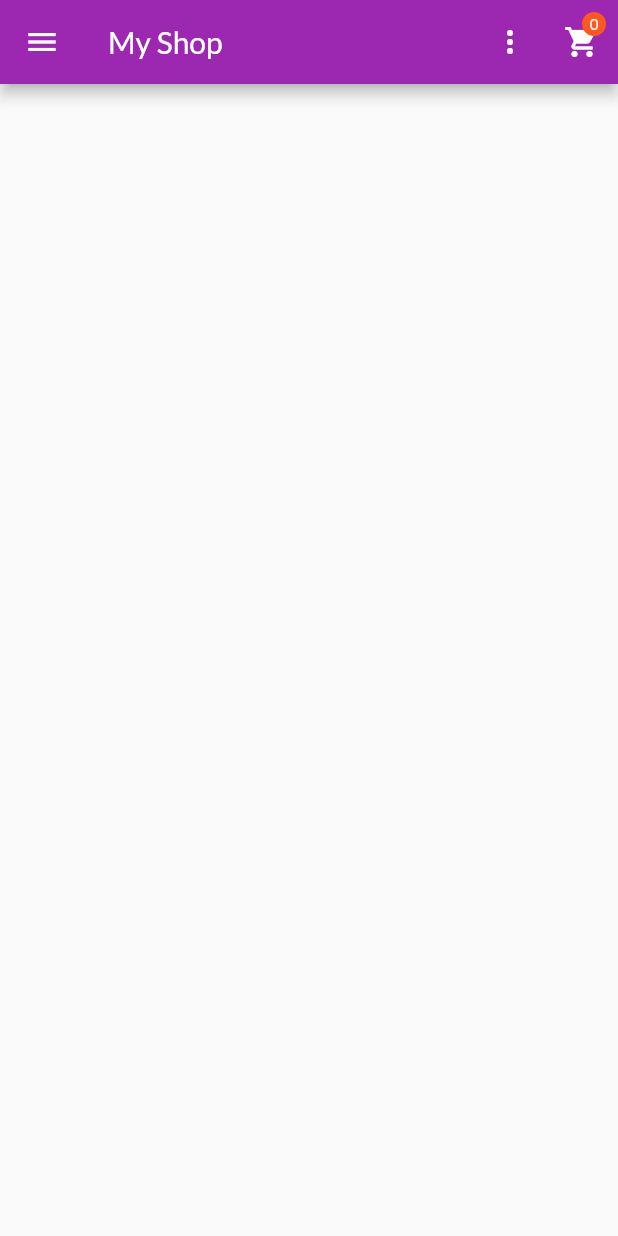
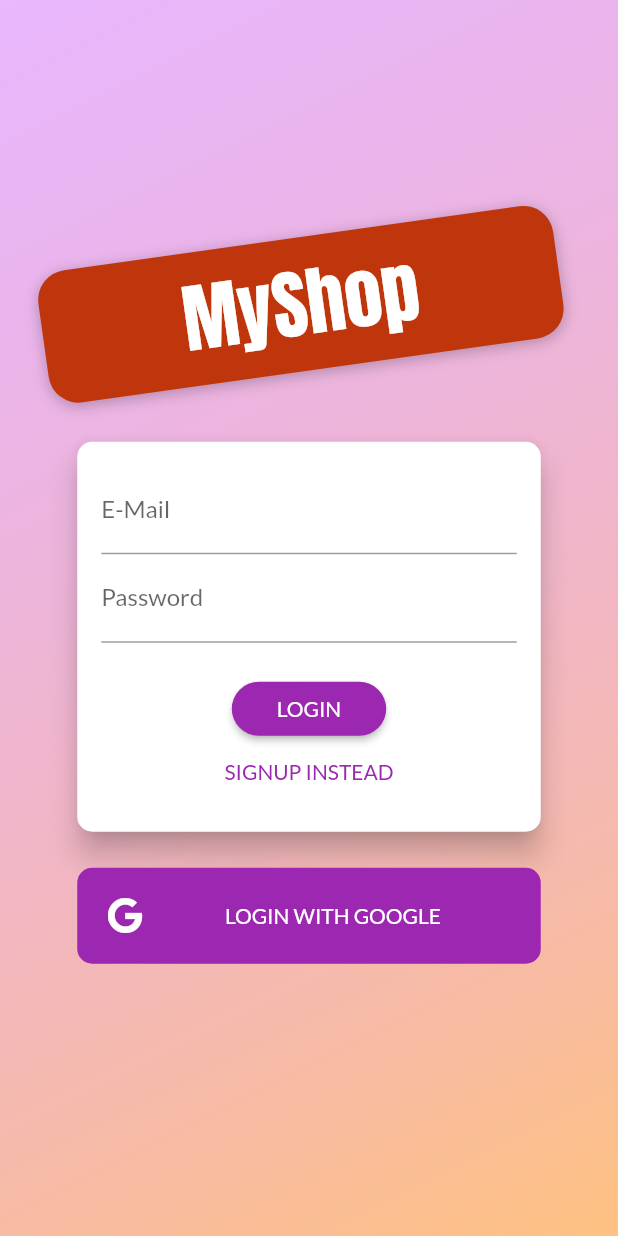
Before and after one commit to epiphanatic/flutter-shop-demo, a Flutter app: the screen it shows after launch, on a phone screen of 412 x 824 dp. Run offline on Flutter 3.47's test engine with Material 2 defaults, Android fonts, the light colour scheme and no system bars; our stand-ins replace cloud_firestore, firebase_auth, font_awesome_flutter, google_sign_in, rxdart; accounts and stored records are empty.

Commit message:
added sign in and auth for text and google

```diff
--- a/lib/main.dart
+++ b/lib/main.dart
@@ -7,9 +7,11 @@
 import './providers/products.dart';
 import './providers/cart.dart';
 import './providers/orders.dart';
+import './providers/auth.dart';
 import './screens/orders_screen.dart';
 import './screens/user_products_screen.dart';
 import './screens/edit_product_screen.dart';
+import './screens/auth_screen.dart';
 import './helpers/custom_route.dart';
 
 void main() => runApp(MyApp());
@@ -19,6 +21,9 @@
   Widget build(BuildContext context) {
     return MultiProvider(
       providers: [
+        ChangeNotifierProvider.value(
+          value: Auth(),
+        ),
         ChangeNotifierProvider.value(
           value: Products(),
         ),
@@ -44,8 +49,9 @@
               },
             ),
           ),
-          home: ProductsOverviewScreen(),
+          home: AuthScreen(),
           routes: {
+            AuthScreen.routeName: (ctx) => AuthScreen(),
             ProductDetailScreen.routeName: (ctx) => ProductDetailScreen(),
             CartScreen.routeName: (ctx) => CartScreen(),
             OrdersScreen.routeName: (ctx) => OrdersScreen(),
--- /dev/null
+++ b/lib/screens/auth_screen.dart
@@ -0,0 +1,313 @@
+import 'dart:math';
+
+import 'package:flutter/material.dart';
+import 'package:flutter/services.dart';
+import 'package:provider/provider.dart';
+import 'package:font_awesome_flutter/font_awesome_flutter.dart';
+import '../widgets/adaptive_flat_button.dart';
+import '../providers/auth.dart';
+
+enum AuthMode { Signup, Login }
+
+class AuthScreen extends StatelessWidget {
+  static const routeName = '/auth';
+
+  Future<void> _googleSignin(BuildContext context) async {
+    try {
+      await Provider.of<Auth>(context, listen: false).googleSignIn();
+    } on PlatformException catch (error) {
+      // String errorMessage = error.message;
+      // _showErrorDialog(errorMessage);
+      print('goolge sign in error ${error.message}');
+    } catch (error) {
+      // const errorMessage = 'Could not authenticate. Please try again later.';
+      // _showErrorDialog(errorMessage);
+      print('goolge sign in error ${error.message}');
+    }
+  }
+
+  @override
+  Widget build(BuildContext context) {
+    final deviceSize = MediaQuery.of(context).size;
+    // final transformConfig = Matrix4.rotationZ(-8 * pi / 180);
+    // transformConfig.translate(-10.0);
+    return Scaffold(
+      // resizeToAvoidBottomInset: false,
+      body: Stack(
+        children: <Widget>[
+          Container(
+            decoration: BoxDecoration(
+              gradient: LinearGradient(
+                colors: [
+                  Color.fromRGBO(215, 117, 255, 1).withOpacity(0.5),
+                  Color.fromRGBO(255, 188, 117, 1).withOpacity(0.9),
+                ],
+                begin: Alignment.topLeft,
+                end: Alignment.bottomRight,
+                stops: [0, 1],
+              ),
+            ),
+          ),
+          SingleChildScrollView(
+            child: Container(
+              height: deviceSize.height,
+              width: deviceSize.width,
+              child: Column(
+                mainAxisAlignment: MainAxisAlignment.center,
+                crossAxisAlignment: CrossAxisAlignment.center,
+                children: <Widget>[
+                  Flexible(
+                    child: Container(
+                      margin: EdgeInsets.only(bottom: 20.0),
+                      padding:
+                          EdgeInsets.symmetric(vertical: 8.0, horizontal: 94.0),
+
+                      /// the .. operator (cascade) calls translate on that object,
+                      /// but then does not return what translate returns (void) but
+                      /// returns what the previous state returns. It basically saves you
+                      /// from having another variable and extra lines of code.
+                      transform: Matrix4.rotationZ(-8 * pi / 180)
+                        ..translate(-10.0),
+                      // ..translate(-10.0),
+                      decoration: BoxDecoration(
+                        borderRadius: BorderRadius.circular(20),
+                        color: Colors.deepOrange.shade900,
+                        boxShadow: [
+                          BoxShadow(
+                            blurRadius: 8,
+                            color: Colors.black26,
+                            offset: Offset(0, 2),
+                          )
+                        ],
+                      ),
+                      child: Text(
+                        'MyShop',
+                        style: TextStyle(
+                          color: Theme.of(context).accentTextTheme.title.color,
+                          fontSize: 50,
+                          fontFamily: 'Anton',
+                          fontWeight: FontWeight.normal,
+                        ),
+                      ),
+                    ),
+                  ),
+                  Flexible(
+                    flex: deviceSize.width > 600 ? 2 : 1,
+                    child: AuthCard(),
+                  ),
+                  SizedBox(
+                    height: 20.0,
+                  ),
+                  Flexible(
+                    flex: deviceSize.width > 600 ? 2 : 1,
+                    child: AdaptiveFlatButton(
+                      text: 'LOGIN WITH GOOGLE',
+                      width: deviceSize.width * 0.75,
+                      icon: FontAwesomeIcons.google,
+                      buttonPadding: EdgeInsets.all(20),
+                      // buttonColor: Colors.black45,
+                      buttonColor: Theme.of(context).primaryColor,
+                      iconColor: Colors.white,
+                      textColor: Colors.white,
+                      handler: () {
+                        _googleSignin(context);
+                      },
+                      shape: RoundedRectangleBorder(
+                        borderRadius: BorderRadius.circular(10),
+                      ),
+                      // handler: () async {
+                      //   var user = await auth.googleSignIn();
+                      //   if (user != null) {
+                      //     Navigator.pushReplacementNamed(context, '/profile');
+                      //   }
+                      // },
+                    ),
+                  )
+                ],
+              ),
+            ),
+          ),
+        ],
+      ),
+    );
+  }
+}
+
+class AuthCard extends StatefulWidget {
+  const AuthCard({
+    Key key,
+  }) : super(key: key);
+
+  @override
+  _AuthCardState createState() => _AuthCardState();
+}
+
+class _AuthCardState extends State<AuthCard> {
+  final GlobalKey<FormState> _formKey = GlobalKey();
+  AuthMode _authMode = AuthMode.Login;
+  Map<String, String> _authData = {
+    'email': '',
+    'password': '',
+  };
+  var _isLoading = false;
+  final _passwordController = TextEditingController();
+
+  void _showErrorDialog(String message) {
+    showDialog(
+      context: context,
+      builder: (ctx) => AlertDialog(
+        title: Text(_authMode == AuthMode.Signup
+            ? 'Could not Sign Up'
+            : 'Could not Login'),
+        content: Text(message),
+        actions: <Widget>[
+          FlatButton(
+            child: Text('Okay'),
+            onPressed: () {
+              Navigator.of(ctx).pop();
+            },
+          )
+        ],
+      ),
+    );
+  }
+
+  Future<void> _submit() async {
+    if (!_formKey.currentState.validate()) {
+      // Invalid!
+      return;
+    }
+    _formKey.currentState.save();
+    setState(() {
+      _isLoading = true;
+    });
+    try {
+      if (_authMode == AuthMode.Login) {
+        // Log user in
+        await Provider.of<Auth>(context, listen: false).loginEmailPass(
+          _authData['email'],
+          _authData['password'],
+        );
+      } else {
+        // Sign user up
+        await Provider.of<Auth>(context, listen: false).signUp(
+          _authData['email'],
+          _authData['password'],
+        );
+      }
+    } on PlatformException catch (error) {
+      String errorMessage = error.message;
+      _showErrorDialog(errorMessage);
+    } catch (error) {
+      const errorMessage = 'Could not authenticate. Please try again later.';
+      _showErrorDialog(errorMessage);
+    }
+
+    setState(() {
+      _isLoading = false;
+    });
+  }
+
+  void _switchAuthMode() {
+    if (_authMode == AuthMode.Login) {
+      setState(() {
+        _authMode = AuthMode.Signup;
+      });
+    } else {
+      setState(() {
+        _authMode = AuthMode.Login;
+      });
+    }
+  }
+
+  @override
+  Widget build(BuildContext context) {
+    final deviceSize = MediaQuery.of(context).size;
+    return Card(
+      shape: RoundedRectangleBorder(
+        borderRadius: BorderRadius.circular(10.0),
+      ),
+      elevation: 8.0,
+      child: Container(
+        height: _authMode == AuthMode.Signup ? 320 : 260,
+        constraints:
+            BoxConstraints(minHeight: _authMode == AuthMode.Signup ? 320 : 260),
+        width: deviceSize.width * 0.75,
+        padding: EdgeInsets.all(16.0),
+        child: Form(
+          key: _formKey,
+          child: SingleChildScrollView(
+            child: Column(
+              children: <Widget>[
+                TextFormField(
+                  decoration: InputDecoration(labelText: 'E-Mail'),
+                  keyboardType: TextInputType.emailAddress,
+                  validator: (value) {
+                    if (value.isEmpty || !value.contains('@')) {
+                      return 'Invalid email!';
+                    }
+                  },
+                  onSaved: (value) {
+                    _authData['email'] = value;
+                  },
+                ),
+                TextFormField(
+                  decoration: InputDecoration(labelText: 'Password'),
+                  obscureText: true,
+                  controller: _passwordController,
+                  validator: (value) {
+                    if (value.isEmpty || value.length < 5) {
+                      return 'Password is too short!';
+                    }
+                  },
+                  onSaved: (value) {
+                    _authData['password'] = value;
+                  },
+                ),
+                if (_authMode == AuthMode.Signup)
+                  TextFormField(
+                    enabled: _authMode == AuthMode.Signup,
+                    decoration: InputDecoration(labelText: 'Confirm Password'),
+                    obscureText: true,
+                    validator: _authMode == AuthMode.Signup
+                        ? (value) {
+                            if (value != _passwordController.text) {
+                              return 'Passwords do not match!';
+                            }
+                          }
+                        : null,
+                  ),
+                SizedBox(
+                  height: 20,
+                ),
+                if (_isLoading)
+                  CircularProgressIndicator()
+                else
+                  RaisedButton(
+                    child:
+                        Text(_authMode == AuthMode.Login ? 'LOGIN' : 'SIGN UP'),
+                    onPressed: _submit,
+                    shape: RoundedRectangleBorder(
+                      borderRadius: BorderRadius.circular(30),
+                    ),
+                    padding:
+                        EdgeInsets.symmetric(horizontal: 30.0, vertical: 8.0),
+                    color: Theme.of(context).primaryColor,
+                    textColor: Theme.of(context).primaryTextTheme.button.color,
+                  ),
+                FlatButton(
+                  child: Text(
+                      '${_authMode == AuthMode.Login ? 'SIGNUP' : 'LOGIN'} INSTEAD'),
+                  onPressed: _switchAuthMode,
+                  padding: EdgeInsets.symmetric(horizontal: 30.0, vertical: 4),
+                  materialTapTargetSize: MaterialTapTargetSize.shrinkWrap,
+                  textColor: Theme.of(context).primaryColor,
+                ),
+              ],
+            ),
+          ),
+        ),
+      ),
+    );
+  }
+}
--- /dev/null
+++ b/lib/widgets/adaptive_flat_button.dart
@@ -0,0 +1,77 @@
+import 'dart:io';
+import 'package:flutter/material.dart';
+import 'package:flutter/cupertino.dart';
+
+class AdaptiveFlatButton extends StatelessWidget {
+  final String text;
+  final double width;
+  final Function handler;
+  final Color textColor;
+  final Color buttonColor;
+  final Color iconColor;
+  final IconData icon;
+  final EdgeInsets buttonPadding;
+  final ShapeBorder shape;
+
+  const AdaptiveFlatButton(
+      {Key key,
+      this.text,
+      this.width,
+      this.handler,
+      this.textColor,
+      this.buttonColor,
+      this.icon,
+      this.iconColor,
+      this.buttonPadding,
+      this.shape})
+      : super(key: key);
+
+  @override
+  Widget build(BuildContext context) {
+    return Platform.isIOS
+        ? Container(
+            width: width,
+            child: CupertinoButton(
+              padding: buttonPadding,
+              color: buttonColor,
+              child: Text(
+                '$text',
+                style: TextStyle(
+                  fontWeight: FontWeight.bold,
+                  color: textColor,
+                ),
+              ),
+              onPressed: handler,
+            ),
+          )
+        : Container(
+            width: width,
+            child: icon == null
+                ? FlatButton(
+                    shape: shape,
+                    padding: buttonPadding,
+                    color: buttonColor,
+                    onPressed: handler,
+                    child: Text(
+                      '$text',
+                      textAlign: TextAlign.center,
+                      style: TextStyle(color: textColor),
+                    ),
+                  )
+                : FlatButton.icon(
+                    shape: shape,
+                    padding: buttonPadding,
+                    icon: Icon(icon, color: iconColor),
+                    color: buttonColor,
+                    onPressed: handler,
+                    label: Expanded(
+                      child: Text(
+                        '$text',
+                        textAlign: TextAlign.center,
+                        style: TextStyle(color: textColor),
+                      ),
+                    ),
+                  ),
+          );
+  }
+}
--- a/pubspec.yaml
+++ b/pubspec.yaml
@@ -29,11 +29,15 @@
   firebase_storage: ^3.0.4
   cloud_firestore: ^0.12.8+1
 
+  google_sign_in: ^4.0.4
+
   rxdart: ^0.22.1
 
   provider: ^3.0.0
   intl: ^0.15.8
   uuid: ^2.0.2
+
+  font_awesome_flutter: ^8.4.0
 
 dev_dependencies:
   flutter_test:
```
Also changed, not shown: lib/providers/auth.dart (added, +91 -0 lines), pubspec.lock.
